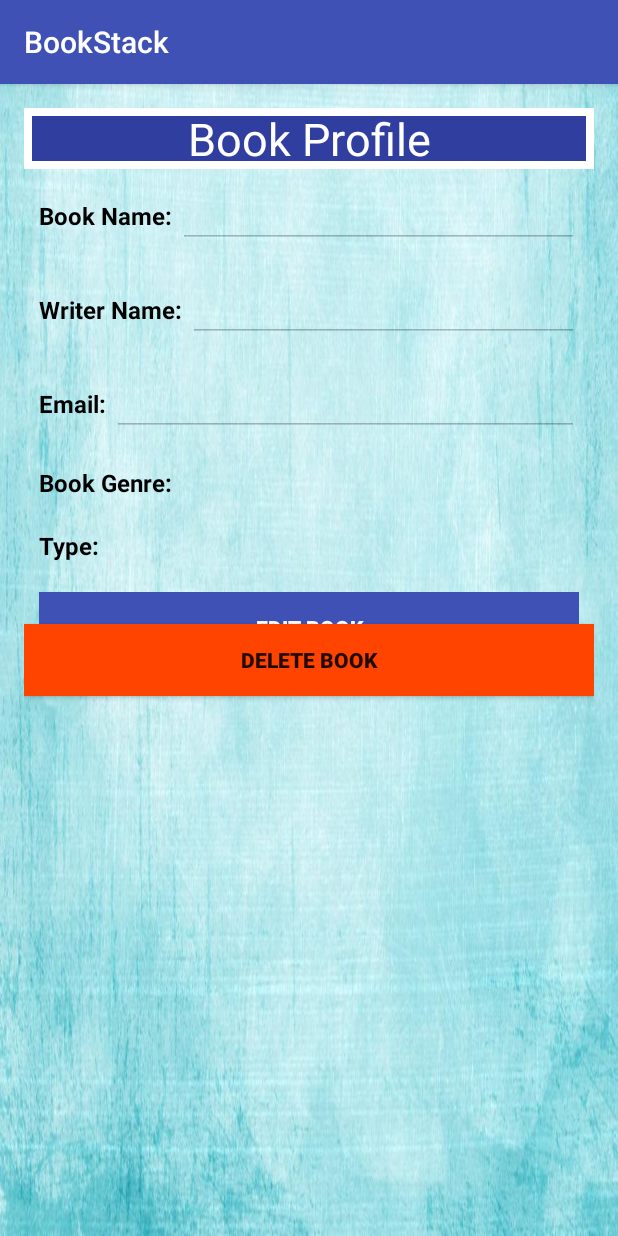
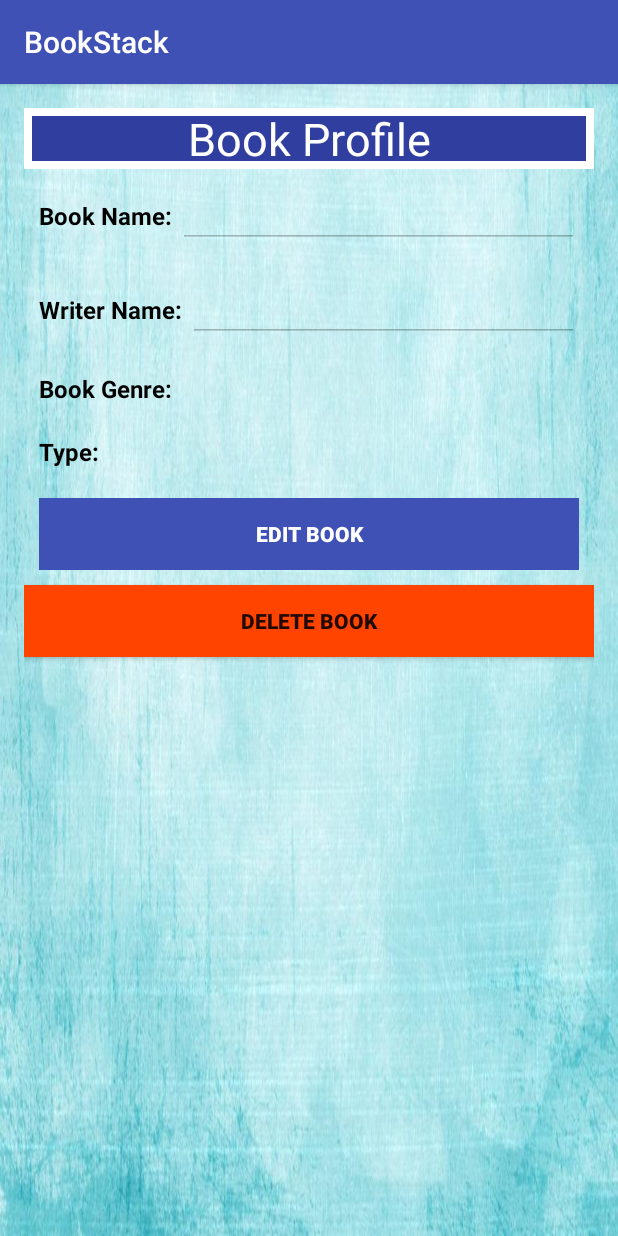
Before and after one commit to syedanusrat007/Bookstacknew, an Android app: the Bookprofile screen opened directly, with no data from a screen before it, on a phone screen of 412 x 824 dp. Run offline under Robolectric (Android 15) with nearby library versions, the phone set to English and light mode, and no system bars; our stand-ins replace Firebase (no records; nobody signed in at launch, a user with empty details on screens opened directly).

Commit message:
2nd commit

```diff
--- a/app/build.gradle
+++ b/app/build.gradle
@@ -45,4 +45,5 @@ dependencies {
 
 
 
+
 apply plugin: 'com.google.gms.google-services'
--- a/app/src/main/AndroidManifest.xml
+++ b/app/src/main/AndroidManifest.xml
@@ -83,7 +83,8 @@
         <activity
             android:name=".MapsActivity2"
             android:label="@string/title_activity_maps" />
-        <activity android:name=".Borrower"></activity>
+        <activity android:name=".Borrower" />
+        <activity android:name=".Aboutus"></activity>
     </application>
 
 </manifest>
--- a/app/src/main/java/com/cse/mist/bookstack/Bookprofile.java
+++ b/app/src/main/java/com/cse/mist/bookstack/Bookprofile.java
@@ -30,7 +30,7 @@ public class Bookprofile extends AppCompatActivity implements View.OnClickListen
 
         editTextName = (EditText) findViewById(R.id.editTextName);
         editTextName1 = (EditText) findViewById(R.id.editTextName1);
-        editTextemail = (EditText) findViewById(R.id.email);
+        // editTextemail =(EditText) findViewById(R.id.email);
         textViewGenre = (TextView) findViewById(R.id.textViewGenre);
         textViewGenre1 = (TextView) findViewById(R.id.textViewGenre1);
         spinnerGenres = (Spinner) findViewById(R.id.spinnerGenres);
@@ -49,7 +49,7 @@ public class Bookprofile extends AppCompatActivity implements View.OnClickListen
         editTextName1.setText(intent.getStringExtra(AddBook.Book_writer_KEY));
         textViewGenre.setText(intent.getStringExtra(AddBook.Book_GENRE_KEY));
         textViewGenre1.setText(intent.getStringExtra(AddBook.Book_type_KEY));
-        editTextemail.setText(intent.getStringExtra(AddBook.Book_email_KEY));
+        //editTextemail.setText(intent.getStringExtra(AddBook.Book_email_KEY));
 
         buttonEditBook.setOnClickListener(this);
         buttonDeleteBook.setOnClickListener(this);
@@ -109,7 +109,7 @@ public class Bookprofile extends AppCompatActivity implements View.OnClickListen
 
 
         // creating the object
-        Books boi = new Books(id, name, genre, wname, genre1, email);
+        Books boi = new Books(id, name, genre, wname, genre1);
         // set the value
         databaseRef.setValue(boi);
 
--- a/app/src/main/java/com/cse/mist/bookstack/MainPageNav.java
+++ b/app/src/main/java/com/cse/mist/bookstack/MainPageNav.java
@@ -135,6 +135,9 @@ public class MainPageNav extends AppCompatActivity
         } else if (id == R.id.notification) {
             Intent intent3 = new Intent(context, Notification.class);
             startActivity(intent3);
+        } else if (id == R.id.about) {
+            Intent intent4 = new Intent(context, Aboutus.class);
+            startActivity(intent4);
         }
 
 
--- a/app/src/main/res/layout/activity_bookprofile.xml
+++ b/app/src/main/res/layout/activity_bookprofile.xml
@@ -84,42 +84,13 @@
 
     </LinearLayout>
 
-    <LinearLayout
-        android:id="@+id/email1"
-        android:layout_width="match_parent"
-        android:layout_height="wrap_content"
-        android:layout_below="@+id/linearLayoutName1"
-        android:layout_margin="10dp"
-        android:orientation="horizontal">
-
-        <TextView
-            android:id="@+id/textViewNameLabe"
-            android:layout_width="wrap_content"
-            android:layout_height="wrap_content"
-            android:text="Email: "
-            android:textColor="#000"
-            android:textSize="16sp"
-            android:textStyle="bold" />
-
-        <EditText
-            android:id="@+id/email"
-            android:layout_width="0dp"
-            android:layout_height="wrap_content"
-            android:layout_weight="1"
-            android:enabled="false"
-            android:maxLines="1"
-            android:text=" "
-            android:textColor="#000"
-            android:textSize="16sp" />
-
-    </LinearLayout>
 
 
     <LinearLayout
         android:id="@+id/linearLayoutGenre"
         android:layout_width="match_parent"
         android:layout_height="wrap_content"
-        android:layout_below="@+id/email1"
+        android:layout_below="@+id/linearLayoutName1"
         android:layout_margin="10dp"
         android:orientation="horizontal">
 
@@ -221,7 +192,7 @@
         android:layout_height="wrap_content"
         android:layout_alignParentLeft="true"
         android:layout_alignParentStart="true"
-        android:layout_centerVertical="true"
+        android:layout_below="@+id/linearLayoutButton"
         android:background="#ff40"
         android:gravity="center"
         android:text="Delete Book"
--- a/app/src/main/res/menu/activity_main3_drawer.xml
+++ b/app/src/main/res/menu/activity_main3_drawer.xml
@@ -11,6 +11,9 @@
         <item
             android:id="@+id/notification"
             android:title="Notification" />
+        <item
+            android:id="@+id/about"
+            android:title="About Us" />
 
 
     </group>
```
Also changed, not shown: app/src/main/java/com/cse/mist/bookstack/Aboutus.java (added, +13 -0 lines), app/src/main/java/com/cse/mist/bookstack/AddBook.java (+3 -34 lines), app/src/main/java/com/cse/mist/bookstack/Books.java (+2 -9 lines), app/src/main/res/layout/activity_aboutus.xml (added, +120 -0 lines), 198 other files.
